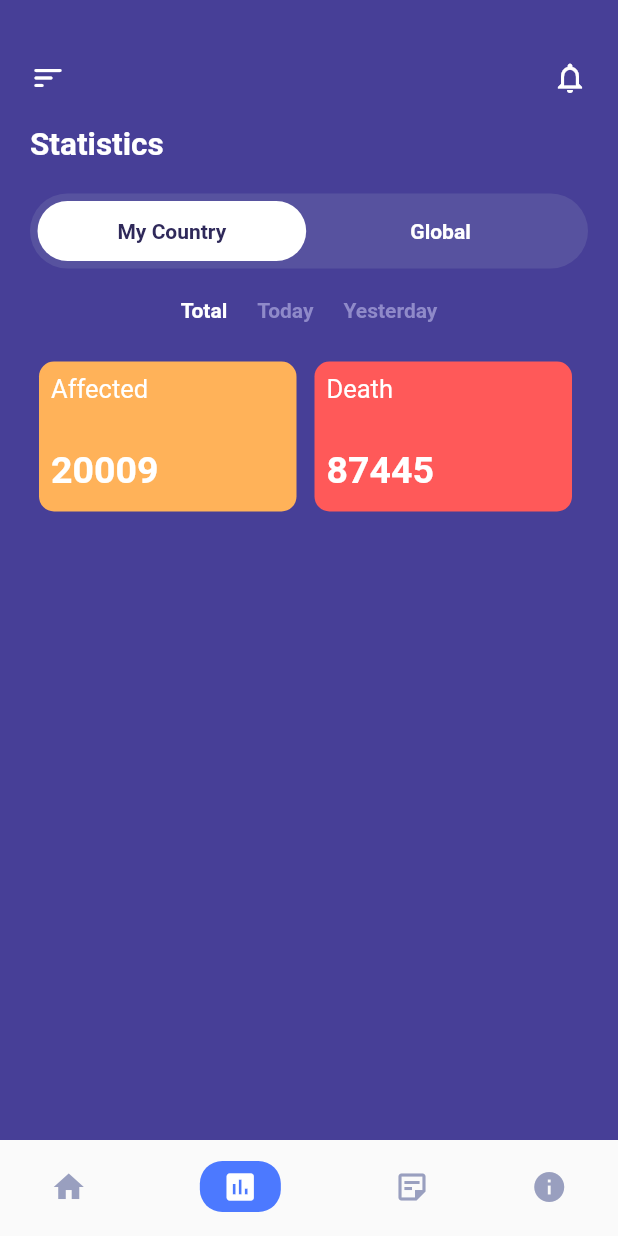
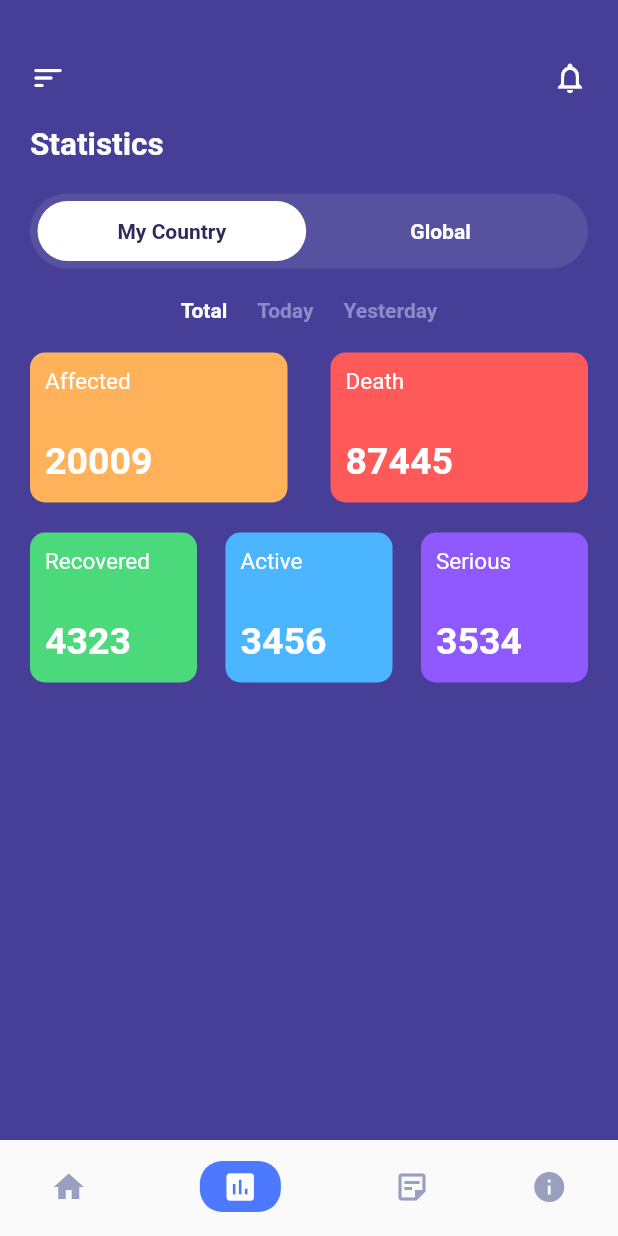
Before and after one commit to Atuoha/covid-19-ui, a Flutter app: the screen it shows after launch, item 2 of the bottom bar chosen, on a phone screen of 412 x 824 dp. Run offline on Flutter 3.47's test engine with Material 2 defaults, Android fonts, the phone set to English and light mode, and no system bars.

Commit message:
active, recovered,serious stats for all types

```diff
--- a/lib/stats_screens/my_country.dart
+++ b/lib/stats_screens/my_country.dart
@@ -9,14 +9,16 @@ class MyCountryStats extends StatefulWidget {
   State<MyCountryStats> createState() => _MyCountryStatsState();
 }
 
+enum Size { big, small }
+
 class _MyCountryStatsState extends State<MyCountryStats> {
-  var stats = ['Total', 'Today', 'Yesterday'];
+  var _stats = ['Total', 'Today', 'Yesterday'];
   var _currentIndex = 0;
-  var affected_stats = [20009, 345, 897];
-  var death_stats = [87445, 9897, 1765];
-  var recovered_stats = [4323, 897, 673];
-  var active_stats = [3456, 8567, 345];
-  var serious_stats = [3534, 6454, 8364];
+  var _affectedStats = [20009, 345, 897];
+  var _deathStats = [87445, 9897, 1765];
+  var _recoveredStats = [4323, 897, 673];
+  var _activeStats = [3456, 8567, 345];
+  var _seriousStats = [3534, 6454, 8364];
 
   Widget kText(String title, int index) {
     return GestureDetector(
@@ -36,19 +38,26 @@ class _MyCountryStatsState extends State<MyCountryStats> {
     );
   }
 
-  Widget kContainerBig(
-      String title, int number, Color bgColor, BuildContext context) {
+  Widget kContainer(
+    String title,
+    int number,
+    Color bgColor,
+    BuildContext context,
+    Size size,
+  ) {
     return Padding(
-      padding: const EdgeInsets.all(6.0),
+      padding: const EdgeInsets.only(right:0),
       child: Container(
         height: 100,
-        width: MediaQuery.of(context).size.width / 2.4,
+        width: size == Size.big
+            ? MediaQuery.of(context).size.width / 2.4
+            : MediaQuery.of(context).size.width / 3.7,
         decoration: BoxDecoration(
           borderRadius: BorderRadius.circular(10),
           color: bgColor,
         ),
         child: Padding(
-          padding: const EdgeInsets.all(8.0),
+          padding: const EdgeInsets.all(10.0),
           child: Column(
             crossAxisAlignment: CrossAxisAlignment.start,
             children: [
@@ -56,7 +65,7 @@ class _MyCountryStatsState extends State<MyCountryStats> {
                 title,
                 style: const TextStyle(
                   color: Colors.white,
-                  fontSize: 17
+                  fontSize: 15,
                 ),
               ),
               const SizedBox(height: 30),
@@ -84,25 +93,55 @@ class _MyCountryStatsState extends State<MyCountryStats> {
         Row(
           mainAxisAlignment: MainAxisAlignment.center,
           children: [
-            kText(stats[0], 0),
-            kText(stats[1], 1),
-            kText(stats[2], 2),
+            kText(_stats[0], 0),
+            kText(_stats[1], 1),
+            kText(_stats[2], 2),
           ],
         ),
         const SizedBox(height: 10),
         Row(
+          mainAxisAlignment: MainAxisAlignment.spaceBetween,
           children: [
-            kContainerBig(
+            kContainer(
               'Affected',
-              affected_stats[_currentIndex],
+              _affectedStats[_currentIndex],
               affectedBg,
               context,
+              Size.big,
             ),
-            kContainerBig(
+            kContainer(
               'Death',
-              death_stats[_currentIndex],
+              _deathStats[_currentIndex],
               deathBg,
               context,
+              Size.big,
+            )
+          ],
+        ),
+        const SizedBox(height: 20),
+        Row(
+          mainAxisAlignment: MainAxisAlignment.spaceBetween,
+          children: [
+            kContainer(
+              'Recovered',
+              _recoveredStats[_currentIndex],
+              recoveredBg,
+              context,
+              Size.small,
+            ),
+            kContainer(
+              'Active',
+              _activeStats[_currentIndex],
+              activeBg,
+              context,
+              Size.small,
+            ),
+            kContainer(
+              'Serious',
+              _seriousStats[_currentIndex],
+              seriousBg,
+              context,
+              Size.small,
             )
           ],
         )
```
